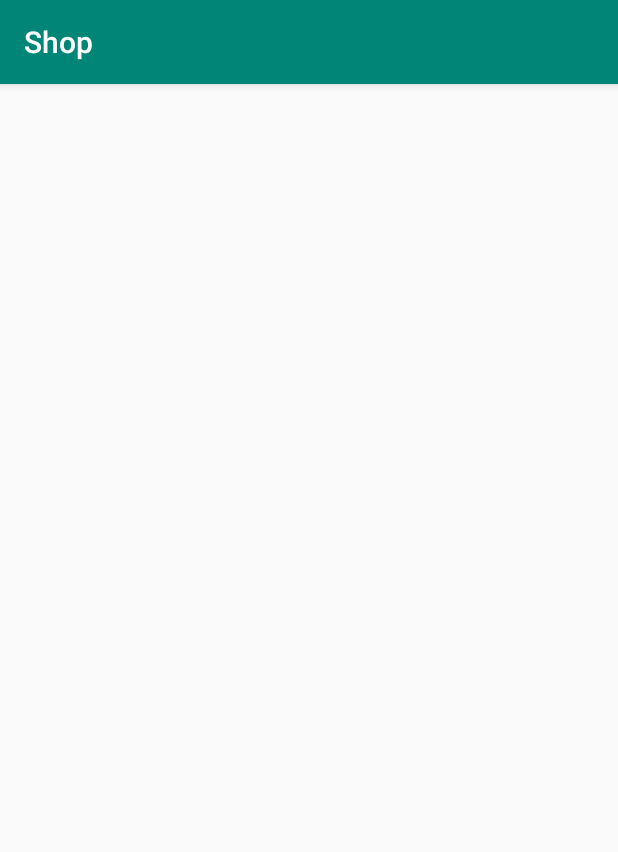
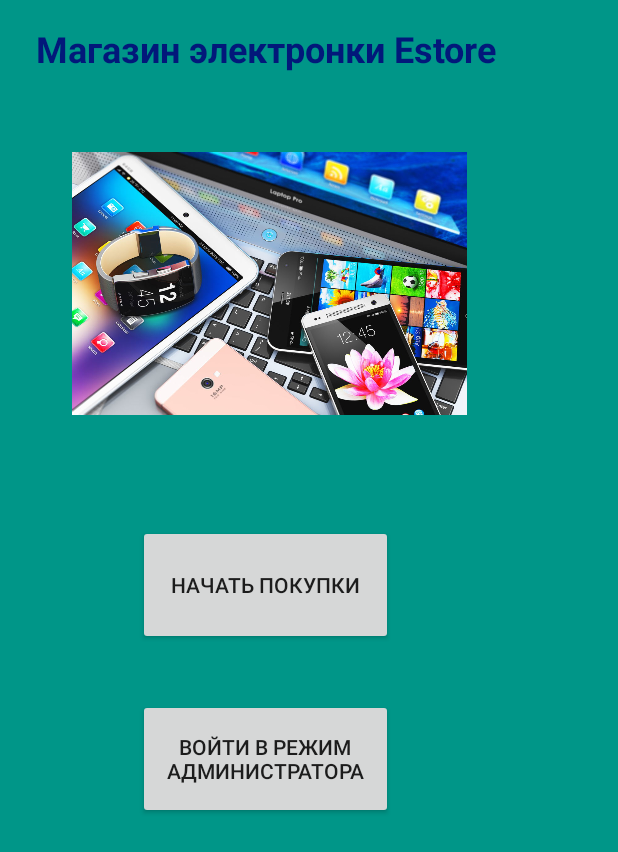
Before and after one commit to cypermen/Shop, an Android app: the MainActivity screen opened directly, with no data from a screen before it, on a phone screen of 412 x 824 dp. Shown: the top 852 px of the screen. Run offline under Robolectric (Android 15) with nearby library versions, the phone set to English and light mode, and no system bars.

Commit message:
Start UI

```diff
--- a/app/src/main/java/com/example/shop/MainActivity.java
+++ b/app/src/main/java/com/example/shop/MainActivity.java
@@ -9,6 +9,6 @@ public class MainActivity extends AppCompatActivity {
     @Override
     protected void onCreate(Bundle savedInstanceState) {
         super.onCreate(savedInstanceState);
-        setContentView(R.layout.activity_main);
+        setContentView(R.layout.activity_startmenu);
     }
 }
--- /dev/null
+++ b/app/src/main/res/layout/activity_admin.xml
@@ -0,0 +1,6 @@
+<?xml version="1.0" encoding="utf-8"?>
+<LinearLayout xmlns:android="http://schemas.android.com/apk/res/android"
+    android:orientation="vertical" android:layout_width="match_parent"
+    android:layout_height="match_parent">
+
+</LinearLayout>
--- /dev/null
+++ b/app/src/main/res/layout/activity_buyerbasket.xml
@@ -0,0 +1,6 @@
+<?xml version="1.0" encoding="utf-8"?>
+<LinearLayout xmlns:android="http://schemas.android.com/apk/res/android"
+    android:orientation="vertical" android:layout_width="match_parent"
+    android:layout_height="match_parent">
+
+</LinearLayout>
--- /dev/null
+++ b/app/src/main/res/layout/activity_buyermenu.xml
@@ -0,0 +1,6 @@
+<?xml version="1.0" encoding="utf-8"?>
+<LinearLayout xmlns:android="http://schemas.android.com/apk/res/android"
+    android:orientation="vertical" android:layout_width="match_parent"
+    android:layout_height="match_parent">
+
+</LinearLayout>
--- /dev/null
+++ b/app/src/main/res/layout/activity_buyerpayment.xml
@@ -0,0 +1,6 @@
+<?xml version="1.0" encoding="utf-8"?>
+<LinearLayout xmlns:android="http://schemas.android.com/apk/res/android"
+    android:orientation="vertical" android:layout_width="match_parent"
+    android:layout_height="match_parent">
+
+</LinearLayout>
--- /dev/null
+++ b/app/src/main/res/layout/activity_startmenu.xml
@@ -0,0 +1,55 @@
+<?xml version="1.0" encoding="utf-8"?>
+<androidx.constraintlayout.widget.ConstraintLayout xmlns:android="http://schemas.android.com/apk/res/android"
+    xmlns:app="http://schemas.android.com/apk/res-auto"
+    xmlns:tools="http://schemas.android.com/tools"
+    android:id="@+id/linearLayout"
+    android:layout_width="match_parent"
+    android:layout_height="match_parent"
+    android:background="#009688"
+    android:orientation="vertical">
+
+    <ImageView
+        android:id="@+id/imageView1"
+        android:layout_width="263dp"
+        android:layout_height="250dp"
+        android:layout_marginStart="48dp"
+        android:layout_marginTop="64dp"
+        app:layout_constraintStart_toStartOf="parent"
+        app:layout_constraintTop_toTopOf="parent"
+        app:srcCompat="@drawable/electronicdevices" />
+
+    <TextView
+        android:id="@+id/title"
+        style="@style/Widget.AppCompat.TextView.SpinnerItem"
+        android:layout_width="wrap_content"
+        android:layout_height="38dp"
+        android:layout_marginStart="16dp"
+        android:layout_marginTop="16dp"
+        android:background="#0017200E"
+        android:text="Магазин электронки Estore"
+        android:textColor="#02187A"
+        android:textSize="24sp"
+        android:textStyle="normal|bold"
+        app:layout_constraintStart_toStartOf="parent"
+        app:layout_constraintTop_toTopOf="parent" />
+
+    <Button
+        android:id="@+id/button1"
+        android:layout_width="170dp"
+        android:layout_height="80dp"
+        android:layout_marginStart="92dp"
+        android:layout_marginTop="36dp"
+        android:text="Начать покупки"
+        app:layout_constraintStart_toStartOf="parent"
+        app:layout_constraintTop_toBottomOf="@+id/imageView1" />
+
+    <Button
+        android:id="@+id/button2"
+        android:layout_width="170dp"
+        android:layout_height="80dp"
+        android:layout_marginStart="92dp"
+        android:layout_marginTop="36dp"
+        android:text="Войти в режим администратора"
+        app:layout_constraintStart_toStartOf="parent"
+        app:layout_constraintTop_toBottomOf="@+id/button1" />
+</androidx.constraintlayout.widget.ConstraintLayout>
--- /dev/null
+++ b/app/src/main/res/layout/activity_viewbuyerbasket.xml
@@ -0,0 +1,6 @@
+<?xml version="1.0" encoding="utf-8"?>
+<LinearLayout xmlns:android="http://schemas.android.com/apk/res/android"
+    android:orientation="vertical" android:layout_width="match_parent"
+    android:layout_height="match_parent">
+
+</LinearLayout>
--- /dev/null
+++ b/app/src/main/res/layout/activity_warehouse.xml
@@ -0,0 +1,6 @@
+<?xml version="1.0" encoding="utf-8"?>
+<LinearLayout xmlns:android="http://schemas.android.com/apk/res/android"
+    android:orientation="vertical" android:layout_width="match_parent"
+    android:layout_height="match_parent">
+
+</LinearLayout>
--- a/app/src/main/res/values/styles.xml
+++ b/app/src/main/res/values/styles.xml
@@ -1,7 +1,7 @@
 <resources>
 
     <!-- Base application theme. -->
-    <style name="AppTheme" parent="Theme.AppCompat.Light.DarkActionBar">
+    <style name="AppTheme" parent="Theme.AppCompat.Light.NoActionBar">
         <!-- Customize your theme here. -->
         <item name="colorPrimary">@color/colorPrimary</item>
         <item name="colorPrimaryDark">@color/colorPrimaryDark</item>
```
Also changed, not shown: app/src/main/res/layout/activity_authorization.xml (added, +80 -0 lines), app/src/main/res/drawable/electronicdevices.jpg (added), app/src/main/res/drawable/gear.jpg (added).
